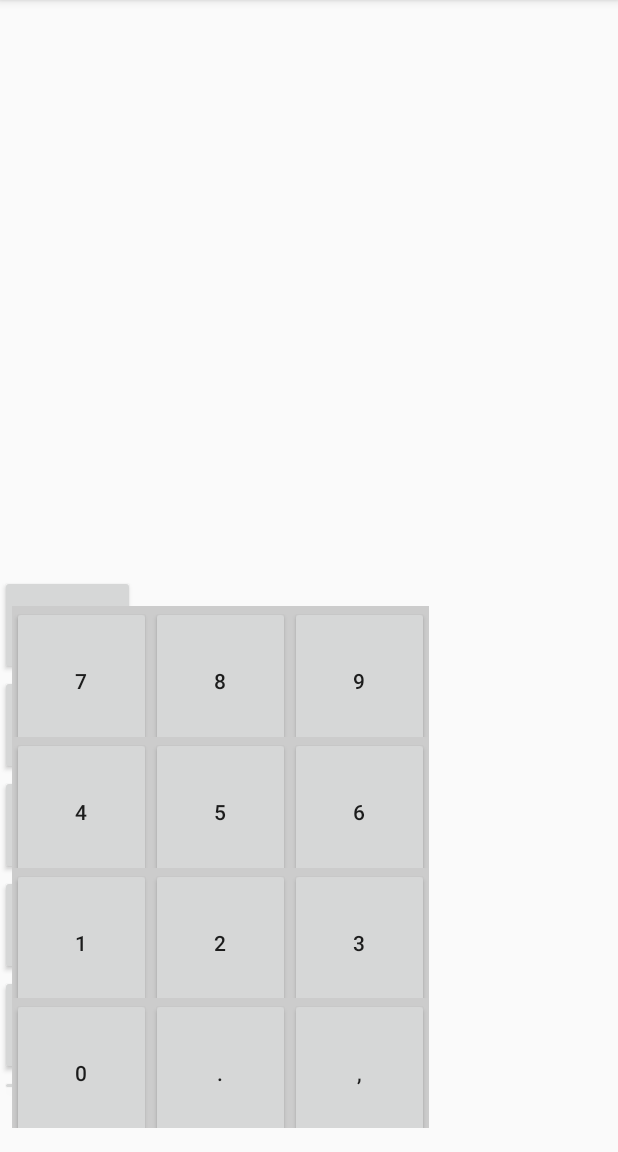
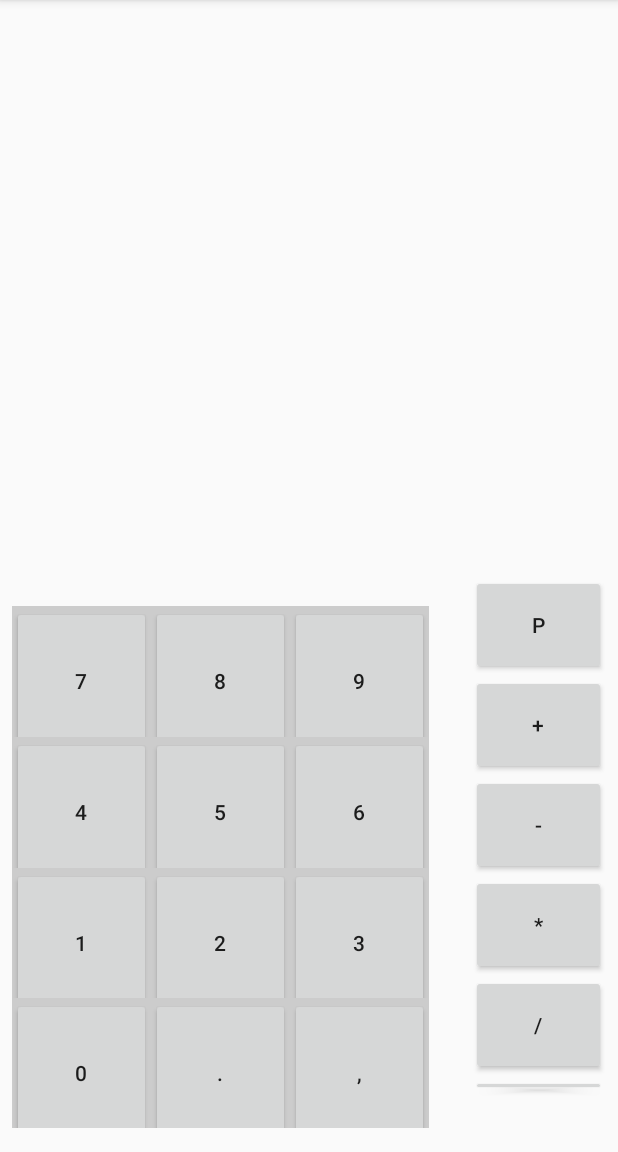
Before and after one commit to hessdalenmusic/calculadora, an Android app: the screen it shows after launch (MainActivity), on a phone screen of 412 x 824 dp, the part 84-1236 px from its top. Run offline under Robolectric (Android 15) with nearby library versions, the phone set to English and light mode, and no system bars.

Commit message:
error igual

```diff
--- a/app/src/main/res/layout/activity_main.xml
+++ b/app/src/main/res/layout/activity_main.xml
@@ -9,11 +9,13 @@
     <LinearLayout
         android:layout_width="90dp"
         android:layout_height="347dp"
+        android:layout_marginEnd="8dp"
         android:orientation="vertical"
         app:layout_constraintBottom_toBottomOf="parent"
+        app:layout_constraintEnd_toEndOf="parent"
         app:layout_constraintTop_toTopOf="parent"
         app:layout_constraintVertical_bias="0.912"
-        tools:layout_editor_absoluteX="294dp">
+        tools:ignore="MissingConstraints">
 
         <Button
             android:id="@+id/bt_apagar"
@@ -78,7 +80,7 @@
         android:layout_marginBottom="8dp"
         android:layout_marginEnd="8dp"
         android:layout_marginStart="8dp"
-        android:layout_marginTop="16dp"
+        android:layout_marginTop="64dp"
         android:textColor="@android:color/black"
         android:textSize="40sp"
         app:layout_constraintBottom_toTopOf="@+id/displayResultado"
@@ -92,14 +94,15 @@
 
     <TextView
         android:id="@+id/displayResultado"
-        android:layout_width="wrap_content"
+        android:layout_width="120dp"
         android:layout_height="wrap_content"
         android:layout_marginEnd="8dp"
         android:layout_marginRight="16dp"
         android:textSize="30sp"
         app:layout_constraintEnd_toEndOf="parent"
         app:layout_constraintRight_toRightOf="parent"
-        tools:layout_editor_absoluteY="106dp" />
+        tools:ignore="MissingConstraints"
+        tools:layout_editor_absoluteY="109dp" />
 
     <LinearLayout
         android:layout_width="278dp"
@@ -111,7 +114,8 @@
         app:layout_constraintBottom_toBottomOf="parent"
         app:layout_constraintLeft_toLeftOf="parent"
         app:layout_constraintStart_toStartOf="parent"
-        tools:ignore="MissingConstraints">
+        tools:ignore="MissingConstraints"
+        android:layout_marginLeft="8dp">
 
         <LinearLayout
             android:layout_width="match_parent"
```
Also changed, not shown: app/src/main/java/com/example/tecinfo/calculadora/MainActivity.java (+34 -0 lines).
